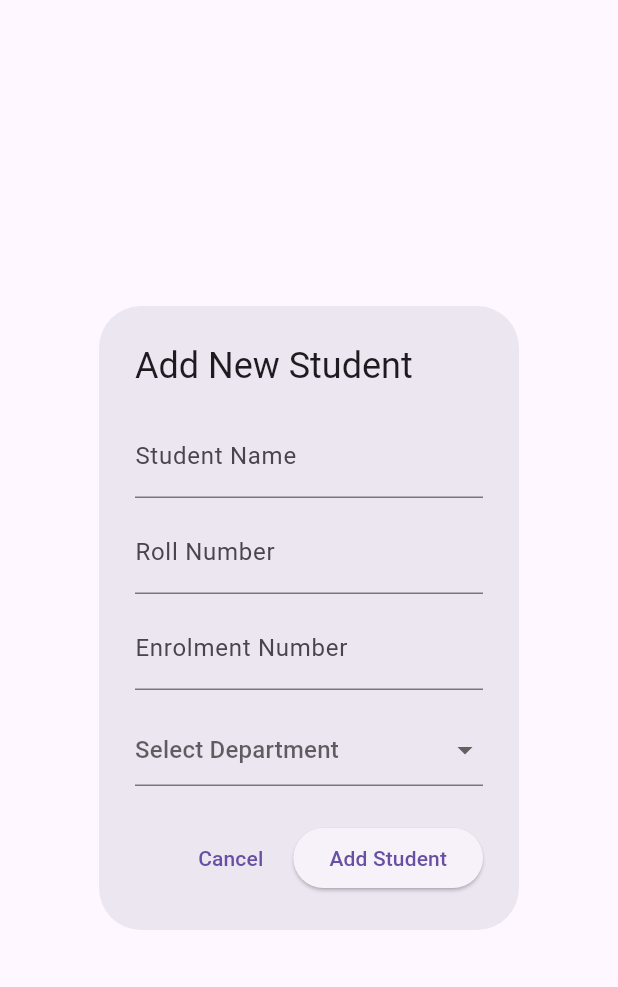
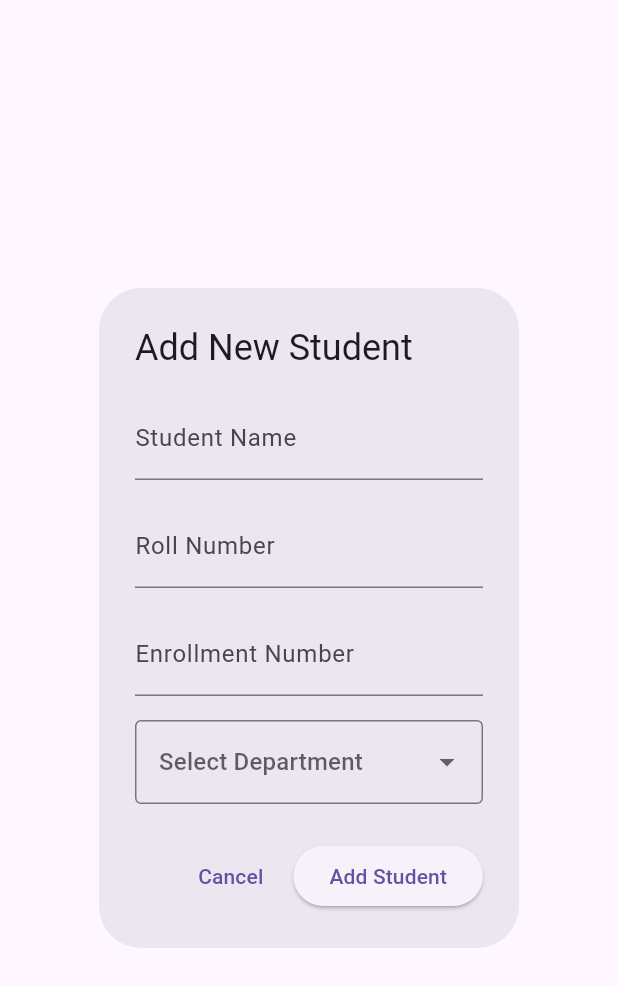
Before and after one commit to Vishwarajsinh7/SmartAbsent, a Flutter app: the AddStudentDialog widget shown alone on an empty page, opened directly, on a phone screen of 412 x 824 dp. Shown: the top 987 px of the screen. Run offline on Flutter 3.47's test engine with Material 3 defaults, Android fonts, the phone set to English and light mode, and no system bars; our stand-ins replace cloud_firestore, dotted_border; missing offline and left inert: flutter_application_1; accounts and stored records are empty; Roboto replaces fonts that are missing (Poppins); statements that could not run were skipped.

```diff
--- a/lib/widget/add_student_dialog.dart
+++ b/lib/widget/add_student_dialog.dart
@@ -1,90 +1,148 @@
-// In a new file: lib/add_student_dialog.dart
-
+import 'package:cloud_firestore/cloud_firestore.dart';
 import 'package:flutter/material.dart';
-import 'package:flutter_application_1/data/student.dart';
+import 'package:demo1/data/student.dart';
 
 class AddStudentDialog extends StatefulWidget {
-  const AddStudentDialog({super.key});
+  final AbsentStudent? student;
+
+  const AddStudentDialog({super.key, this.student});
 
   @override
   State<AddStudentDialog> createState() => _AddStudentDialogState();
 }
 
 class _AddStudentDialogState extends State<AddStudentDialog> {
-  // Controllers to get the text from the TextFields
   final _nameController = TextEditingController();
   final _rollNoController = TextEditingController();
   final _enrollmentController = TextEditingController();
+  String? _selectedDepartment;
+  bool _isLoading = false; // To show a loading state while uploading
 
-  // Variable to hold the selected department
-  String? _selectedDepartment;
+  final List<String> _departments = ['Computer', 'IT'];
+
+  @override
+  void initState() {
+    super.initState();
+    if (widget.student != null) {
+      _nameController.text = widget.student!.name;
+      _rollNoController.text = widget.student!.rollNo;
+      _enrollmentController.text = widget.student!.enrollmentNo;
+      _selectedDepartment = widget.student!.department;
+    }
+  }
+
+  Future<void> uploadTaskTODb() async {
+    // 1. Validation: Check if fields are empty
+    if (_nameController.text.isEmpty ||
+        _rollNoController.text.isEmpty ||
+        _enrollmentController.text.isEmpty ||
+        _selectedDepartment == null) {
+      ScaffoldMessenger.of(context).showSnackBar(
+        const SnackBar(content: Text('Please fill all fields')),
+      );
+      return;
+    }
+
+    setState(() {
+      _isLoading = true;
+    });
+
+    try {
+      // 2. Upload to Firebase
+      await FirebaseFirestore.instance.collection('student').add({
+        'name': _nameController.text.trim(),
+        'rollNo': _rollNoController.text.trim(),
+        'enrollmentNo': _enrollmentController.text.trim(),
+        'department': _selectedDepartment,
+      });
+
+      // 3. Close the Dialog on success
+      if (mounted) {
+        Navigator.of(context).pop();
+        ScaffoldMessenger.of(context).showSnackBar(
+          const SnackBar(content: Text('Student added successfully')),
+        );
+      }
+    } catch (e) {
+      print(e);
+      if (mounted) {
+        ScaffoldMessenger.of(context).showSnackBar(
+           SnackBar(content: Text('Error: $e')),
+        );
+      }
+    } finally {
+      if (mounted) {
+        setState(() {
+          _isLoading = false;
+        });
+      }
+    }
+  }
+
+  @override
+  void dispose() {
+    _nameController.dispose();
+    _rollNoController.dispose();
+    _enrollmentController.dispose();
+    super.dispose();
+  }
 
   @override
   Widget build(BuildContext context) {
+    final isEditing = widget.student != null;
+
     return AlertDialog(
-      title: const Text('Add New Student'),
-      // The main content of the dialog is a Column with all our form fields
+      title: Text(isEditing ? 'Edit Student' : 'Add New Student'),
       content: SingleChildScrollView(
         child: Column(
-          mainAxisSize:
-              MainAxisSize.min, // Make the column size fit its content
+          mainAxisSize: MainAxisSize.min,
           children: [
             TextField(
               controller: _nameController,
               decoration: const InputDecoration(labelText: 'Student Name'),
+              textCapitalization: TextCapitalization.words,
             ),
-            const SizedBox(height: 8),
+            const SizedBox(height: 16),
             TextField(
               controller: _rollNoController,
               decoration: const InputDecoration(labelText: 'Roll Number'),
               keyboardType: TextInputType.number,
             ),
-            const SizedBox(height: 8),
+            const SizedBox(height: 16),
             TextField(
               controller: _enrollmentController,
-              decoration: const InputDecoration(labelText: 'Enrolment Number'),
+              decoration: const InputDecoration(labelText: 'Enrollment Number'),
+              keyboardType: TextInputType.text,
             ),
             const SizedBox(height: 16),
-            // A dropdown menu for the department
             DropdownButtonFormField<String>(
               value: _selectedDepartment,
               hint: const Text('Select Department'),
-              items: ['CE', 'IT']
-                  .map(
-                    (dept) => DropdownMenuItem(value: dept, child: Text(dept)),
-                  )
+              items: _departments
+                  .map((dept) => DropdownMenuItem(value: dept, child: Text(dept)))
                   .toList(),
               onChanged: (value) {
                 setState(() {
                   _selectedDepartment = value;
                 });
               },
+              decoration: const InputDecoration(
+                border: OutlineInputBorder(),
+              ),
             ),
           ],
         ),
       ),
       actions: [
-        // Cancel Button
         TextButton(
-          onPressed: () {
-            Navigator.of(context).pop(); // Closes the dialog
-          },
+          onPressed: () => Navigator.of(context).pop(),
           child: const Text('Cancel'),
         ),
-        // Add Button
         ElevatedButton(
-          onPressed: () {
-            // Create a new student object from the form data
-            final newStudent = AbsentStudent(
-              rollNo: _rollNoController.text,
-              name: _nameController.text,
-              enrollmentNo: '12346',
-              department: _selectedDepartment ?? '', // Use selected value
-            );
-            // Close the dialog and send the new student data back
-            Navigator.of(context).pop(newStudent);
-          },
-          child: const Text('Add Student'),
+          onPressed: _isLoading ? null : uploadTaskTODb, // Disable button while loading
+          child: _isLoading
+            ? const SizedBox(width: 20, height: 20, child: CircularProgressIndicator(strokeWidth: 2))
+            : Text(isEditing ? 'Save Changes' : 'Add Student'),
         ),
       ],
     );
```
